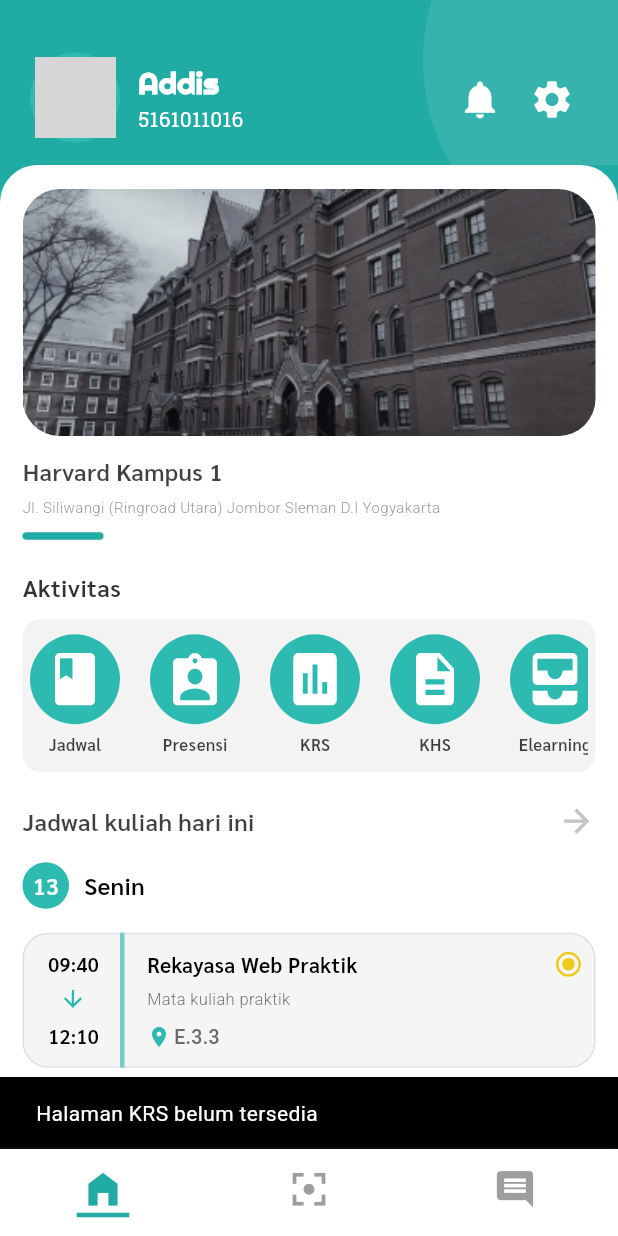
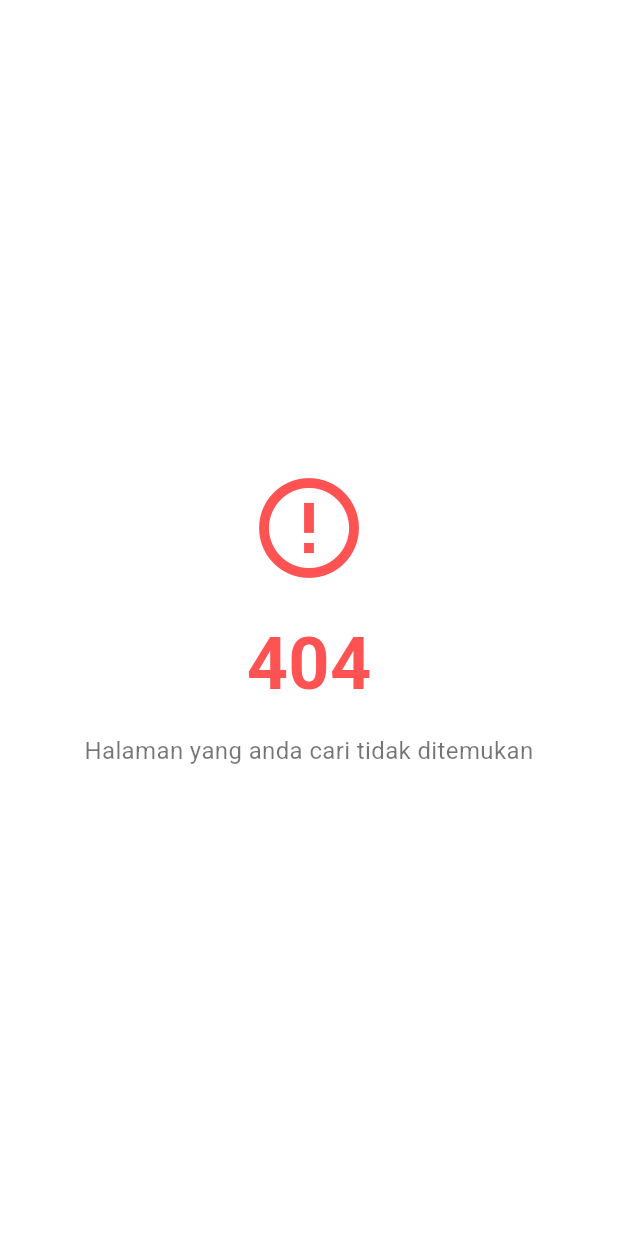
Before and after one commit to barengs/adit-mobile-flutter, a Flutter app: the screen it shows after launch, after a tap on "KRS", on a phone screen of 412 x 824 dp. Run offline on Flutter 3.47's test engine with Material 3 defaults, Android fonts, the phone set to English and light mode, and no system bars; our stand-ins replace flutter_svg, permission_handler; missing offline and left inert: qr_code_scanner_plus; network calls fail; grey boxes are pictures that could not be loaded.

Commit message:
ADD :  Tambahkan halaman not founf

```diff
--- /dev/null
+++ b/lib/screens/not_found/not_found_page.dart
@@ -0,0 +1,36 @@
+import 'package:flutter/material.dart';
+
+class NotFoundPage extends StatelessWidget {
+  const NotFoundPage({super.key});
+
+  @override
+  Widget build(BuildContext context) {
+    return Scaffold(
+      backgroundColor: Colors.white,
+      body: Center(
+        child: Column(
+          mainAxisAlignment: MainAxisAlignment.center,
+          crossAxisAlignment: CrossAxisAlignment.center,
+          children: const [
+            Icon(Icons.error_outline_sharp, color: Colors.redAccent, size: 80),
+            SizedBox(height: 16),
+            Text(
+              '404',
+              style: TextStyle(
+                color: Colors.redAccent,
+                fontSize: 48,
+                fontWeight: FontWeight.bold,
+              ),
+            ),
+            SizedBox(height: 12),
+            Text(
+              'Halaman yang anda cari tidak ditemukan',
+              style: TextStyle(color: Colors.black54, fontSize: 16),
+              textAlign: TextAlign.center,
+            ),
+          ],
+        ),
+      ),
+    );
+  }
+}
--- a/lib/widgets/aktivitas_card.dart
+++ b/lib/widgets/aktivitas_card.dart
@@ -4,6 +4,7 @@ import 'package:siakad/screens/absensi/absensi.dart';
 import 'package:siakad/screens/jadwal_kuliah/jadwal_kuliah.dart';
 import 'package:siakad/screens/elearning/e_learning_dashboard.dart';
 import 'package:siakad/screens/khs/khs_page.dart';
+import 'package:siakad/screens/not_found/not_found_page.dart';
 
 class AktivitasCard extends StatelessWidget {
   const AktivitasCard({super.key});
@@ -100,9 +101,10 @@ class AktivitasCard extends StatelessWidget {
                             );
                             break;
                           default:
-                            ScaffoldMessenger.of(context).showSnackBar(
-                              SnackBar(
-                                content: Text('Halaman $title belum tersedia'),
+                            Navigator.push(
+                              context,
+                              MaterialPageRoute(
+                                builder: (context) => const NotFoundPage(),
                               ),
                             );
                         }
```
